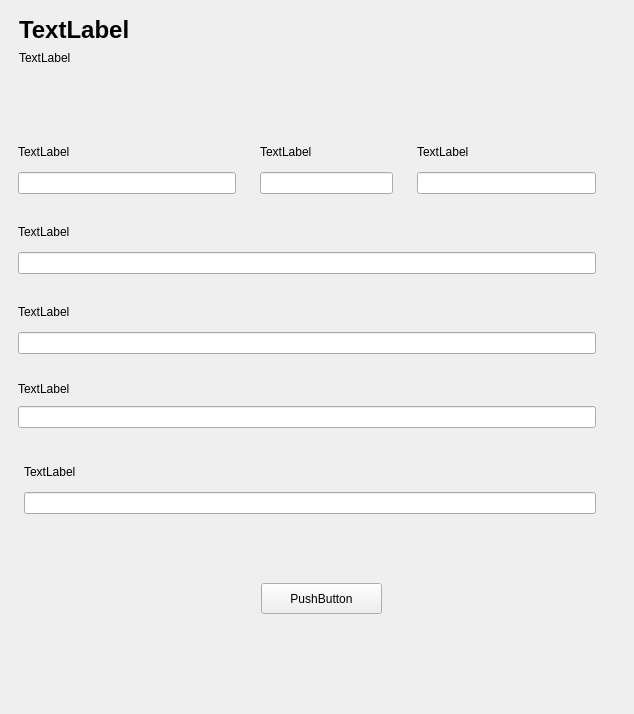
Qt form src/gui/ui/register/register_view.ui (colingelling/PyQt6-test) before a commit.
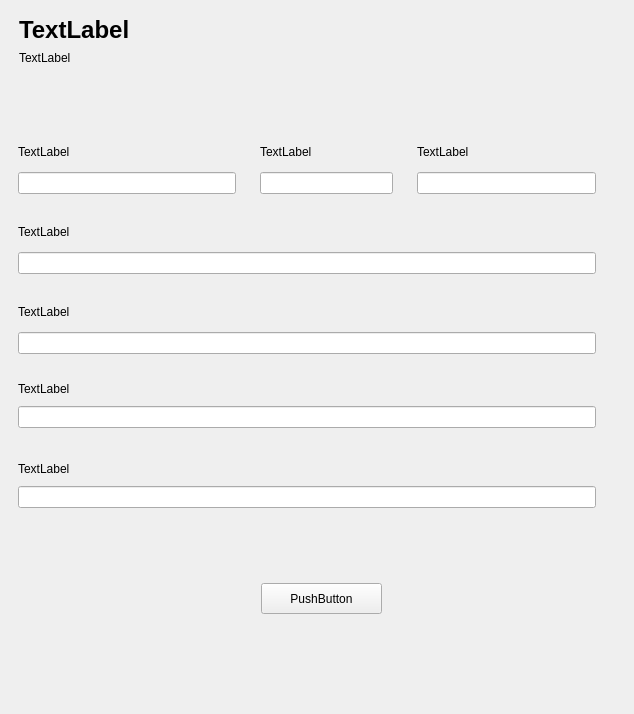
The same form after that commit.

What changed in the file:
```diff
--- a/src/gui/ui/register/register_view.ui
+++ b/src/gui/ui/register/register_view.ui
@@ -705,11 +705,17 @@
         </widget>
        </widget>
       </item>
-      <item row="11" column="3" rowspan="2" colspan="16">
+      <item row="11" column="2" rowspan="2" colspan="17">
        <widget class="QWidget" name="widget_8" native="true">
         <layout class="QGridLayout" name="gridLayout_9">
          <item row="0" column="0">
           <widget class="QLabel" name="RegisterFormPasswordLabel_2">
+           <property name="sizePolicy">
+            <sizepolicy hsizetype="Preferred" vsizetype="Fixed">
+             <horstretch>0</horstretch>
+             <verstretch>0</verstretch>
+            </sizepolicy>
+           </property>
            <property name="text">
             <string>TextLabel</string>
            </property>
```
Left out of the diff: 33 changed lines with no effect on the pictures.
